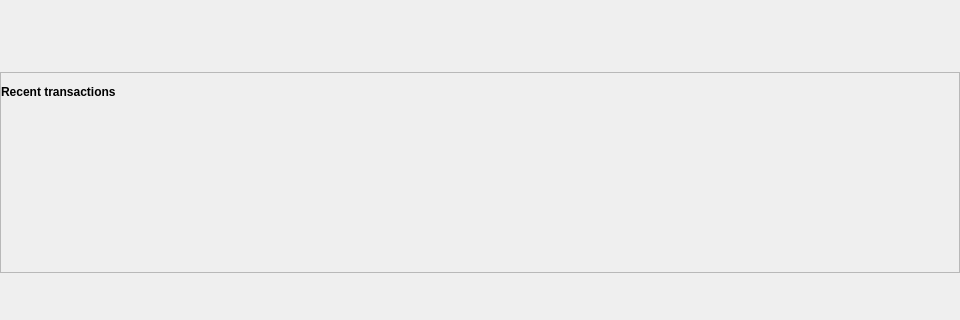
Old version of the form src/qt/forms/overviewpage.ui in the repository pedrorv0106/DAPS; both pictures show x 0 to 960 and y 293 to 613 of the 960 by 613 pixel window.
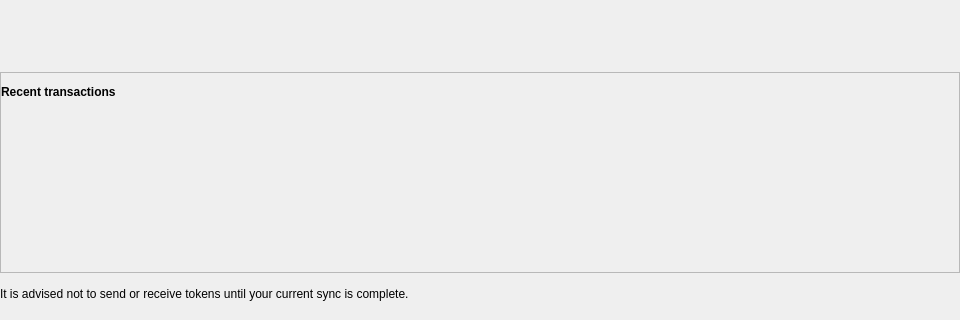
New version of the form. Icons and pictures are not drawn.

Commit message: DAPS-821 screen resolution problem

```diff
--- a/src/qt/forms/overviewpage.ui
+++ b/src/qt/forms/overviewpage.ui
@@ -540,6 +540,21 @@
      </item>
     </layout>
    </item>
+   <item>
+    <layout class="QHBoxLayout" name="horizontalLayout_3">
+     <property name="topMargin">
+      <number>0</number>
+     </property>
+     <property name="bottomMargin">
+      <number>0</number>
+     </property>
+     <item>
+      <widget class="QLabel" name="lblHelp">
+       <property name="text">
+        <string>It is advised not to send or receive tokens until your current sync is complete.</string>
+       </property>
+      </widget>
+     </item>
    <item alignment="Qt::AlignRight">
     <widget class="QPushButton" name="btnLockUnlock">
      <property name="sizePolicy">
@@ -567,6 +582,8 @@
       <bool>true</bool>
      </property>
     </widget>
+     </item>
+    </layout>
    </item>
   </layout>
  </widget>
```
Lines whose indentation alone changed are shown as unchanged. The commit also changes 2 other files.
